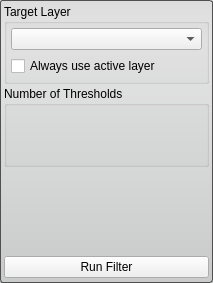
Qt form Interface/ToolInterface/OtsuThresholdFilterInterface.ui (jessdtate/Seg3D) before a commit.
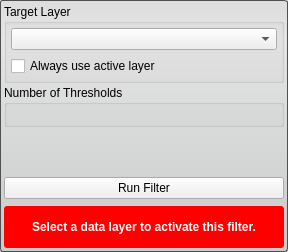
The same form after that commit. Custom widgets are drawn as their Qt base class.

Commit message: added a warning to the all the tools and filters for when the proper layer isnt selected.

Patch:
```diff
--- a/Interface/ToolInterface/OtsuThresholdFilterInterface.ui
+++ b/Interface/ToolInterface/OtsuThresholdFilterInterface.ui
@@ -6,8 +6,8 @@
    <rect>
     <x>0</x>
     <y>0</y>
-    <width>213</width>
-    <height>283</height>
+    <width>288</width>
+    <height>252</height>
    </rect>
   </property>
   <property name="sizePolicy">
@@ -48,18 +48,9 @@
    <property name="spacing">
     <number>2</number>
    </property>
-   <property name="leftMargin">
+   <property name="margin">
     <number>4</number>
    </property>
-   <property name="topMargin">
-    <number>4</number>
-   </property>
-   <property name="rightMargin">
-    <number>4</number>
-   </property>
-   <property name="bottomMargin">
-    <number>0</number>
-   </property>
    <item>
     <widget class="QGroupBox" name="target_groupbox_">
      <property name="title">
@@ -168,15 +159,51 @@
      </layout>
     </widget>
    </item>
+   <item>
+    <widget class="QWidget" name="message_alert_" native="true">
+     <property name="minimumSize">
+      <size>
+       <width>0</width>
+       <height>32</height>
+      </size>
+     </property>
+     <property name="styleSheet">
+      <string notr="true">QLabel#message_{
+	color: white;
+	font: bold;
+}
+
+QWidget#message_alert_{
+	border-radius: 3px;
+	background-color: red;
+}</string>
+     </property>
+     <layout class="QHBoxLayout" name="horizontalLayout_5">
+      <property name="spacing">
+       <number>0</number>
+      </property>
+      <property name="margin">
+       <number>4</number>
+      </property>
+      <item>
+       <widget class="QLabel" name="message_">
+        <property name="text">
+         <string>Select a data layer to activate this filter.</string>
+        </property>
+        <property name="alignment">
+         <set>Qt::AlignCenter</set>
+        </property>
+        <property name="wordWrap">
+         <bool>true</bool>
+        </property>
+       </widget>
+      </item>
+     </layout>
+    </widget>
+   </item>
   </layout>
  </widget>
  <customwidgets>
-  <customwidget>
-   <class>QtUtils::QtHistogramWidget</class>
-   <extends>QWidget</extends>
-   <header location="global">QtUtils/Widgets/QtHistogramWidget.h</header>
-   <container>1</container>
-  </customwidget>
   <customwidget>
    <class>QtUtils::QtDropableComboBox</class>
    <extends>QComboBox</extends>
@@ -188,6 +215,12 @@
    <header location="global">QtUtils/Widgets/QtSliderIntCombo.h</header>
    <container>1</container>
   </customwidget>
+  <customwidget>
+   <class>QtUtils::QtHistogramWidget</class>
+   <extends>QWidget</extends>
+   <header location="global">QtUtils/Widgets/QtHistogramWidget.h</header>
+   <container>1</container>
+  </customwidget>
  </customwidgets>
  <resources/>
  <connections/>
```
The commit also changes 67 other files.
